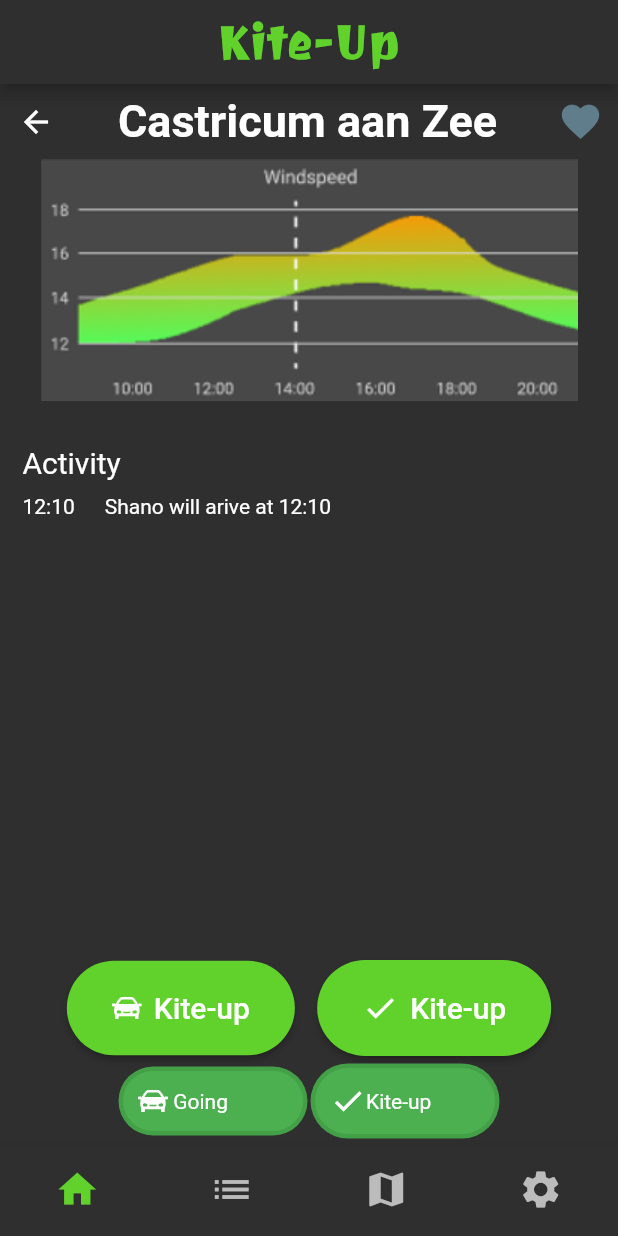
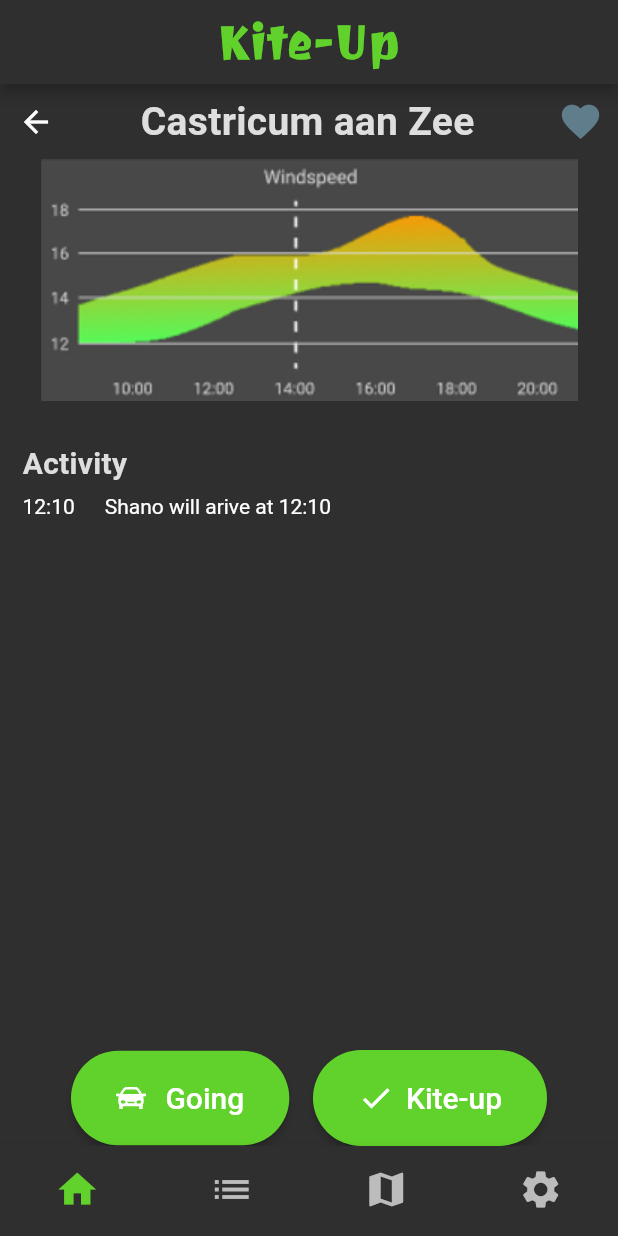
Before and after one commit to KevinBreurken/HvA-Project-MAD-Kite, a Flutter app: the screen it shows after launch, after a tap on an icon or button, on a phone screen of 412 x 824 dp. Run offline on Flutter 3.47's test engine with Material 2 defaults, Android fonts, the phone set to English and light mode, and no system bars; our stand-ins replace flutter_rating_bar, flutter_svg, shared_preferences, stop_watch_timer.

Commit message:
Updated locationinfoplace to link to theming

```diff
--- a/lib/page/location_info_place.dart
+++ b/lib/page/location_info_place.dart
@@ -76,10 +76,7 @@ class _LocationInfoPageState extends State<KiteupLocationPage> {
                 else
                   Container(),
                 Text(_selectedLocationNotifier.selectedLocation.locationName,
-                    style: TextStyle(
-                        color: DARK_PRIMARY_TEXT,
-                        fontSize: 30,
-                        fontWeight: FontWeight.bold)),
+                    style: Theme.of(context).textTheme.headlineLarge),
                 Container(
                   margin: const EdgeInsets.all(10),
                   child: const Icon(
@@ -96,11 +93,8 @@ class _LocationInfoPageState extends State<KiteupLocationPage> {
                 alignment: Alignment.centerLeft,
                 child: Container(
                     margin: const EdgeInsetsDirectional.fromSTEB(15, 30, 0, 0),
-                    child: const Text("Activity",
-                        style: TextStyle(
-                          color: Colors.white,
-                          fontSize: 20,
-                        )))),
+                    child: Text("Activity",
+                      style: Theme.of(context).textTheme.titleLarge))),
             Expanded(
               child: SizedBox(
                 height: 200,
@@ -111,9 +105,11 @@ class _LocationInfoPageState extends State<KiteupLocationPage> {
                       height: 25,
                       child: Center(child: Row(
                         children: [
-                          Text(event.createdAt.hour.toString() + ":" + event.createdAt.minute.toString(), style: const TextStyle(color: Colors.white)),
+                          Text(event.createdAt.hour.toString() + ":" + event.createdAt.minute.toString(),
+                              style: Theme.of(context).textTheme.bodyMedium),
                           const SizedBox(width: 20),
-                          Text(event.user.name + " will arive at " + (event.datetime!.hour.toString() + ":" + event.datetime!.minute.toString()), style: const TextStyle(color: Colors.white)),
+                          Text(event.user.name + " will arive at " + (event.datetime!.hour.toString() + ":" + event.datetime!.minute.toString()),
+                              style: Theme.of(context).textTheme.bodyMedium),
                         ],
                       )),
                     );
@@ -130,7 +126,7 @@ class _LocationInfoPageState extends State<KiteupLocationPage> {
           ElevatedButton.icon(
             onPressed: (){_selectTime(context, _kiteupStatusNotifier, _selectedLocationNotifier);},
             label: Text(
-              "Kite-up",
+              goingText,
               style: TextStyle(color: BUTTON_PRIMARY_TEXT, fontSize: 20),
             ),
             icon: SvgPicture.asset(
@@ -187,85 +183,6 @@ class _LocationInfoPageState extends State<KiteupLocationPage> {
       Spacer(flex: 3),
       ],
     ),
-            ButtonBar(
-              mainAxisSize: MainAxisSize.min,
-              buttonHeight: 10,
-              children: [
-                GestureDetector(
-                  onTap: () {
-                    _selectTime(context, _kiteupStatusNotifier, _selectedLocationNotifier);
-                  },
-                  child: Container(
-                    width: 120,
-                    decoration: BoxDecoration(
-                      borderRadius: BorderRadius.circular(30),
-                      color: Colors.green,
-                      boxShadow: [
-                        BoxShadow(
-                            color: Colors.green.shade600, spreadRadius: 3),
-                      ],
-                    ),
-                    padding: const EdgeInsets.all(10),
-                    child: Row(
-                      children: [
-                        SvgPicture.asset(
-                          "assets/status_car.svg",
-                          width: 20,
-                          color: Colors.white,
-                        ),
-                        Text(goingText,
-                            style: const TextStyle(color: Colors.white)),
-                      ],
-                    ),
-                  ),
-                ),
-                GestureDetector(
-                  onTap: () async {
-                    var sessionData = await showDialog(
-                        context: context,
-                        builder: (context) {
-                          return ModalSession();
-                        });
-
-                    if (sessionData[0] != null &&
-                        sessionData[1] != null &&
-                        sessionData[2] != null) {
-                      var endDateTime =
-                          DateTime.now().add(Duration(seconds: sessionData[2]));
-                      var storage = await SharedPreferences.getInstance();
-                      await storage.setString('kiteup-status', 'Gear-Up');
-                      await storage.setString(
-                          'kiteup-preparation-time', endDateTime.toString());
-                      await storage.setString(
-                          'kiteup-board-data',
-                          boardSizes[sessionData[0]] +
-                              ', ' +
-                              boardTypes[sessionData[1]]);
-                      Navigator.pushNamed(context, 'kiteup_status_page');
-                    }
-                  },
-                  child: Container(
-                    width: 120,
-                    decoration: BoxDecoration(
-                      borderRadius: BorderRadius.circular(30),
-                      color: Colors.green,
-                      boxShadow: [
-                        BoxShadow(
-                            color: Colors.green.shade600, spreadRadius: 3),
-                      ],
-                    ),
-                    padding: const EdgeInsets.all(10),
-                    child: Row(
-                      children: const [
-                        Icon(Icons.check, color: Colors.white),
-                        Text("Kite-up",
-                            style: TextStyle(color: Colors.white)),
-                      ],
-                    ),
-                  ),
-                )
-              ],
-            )
           ]),
         ));
   }
--- a/lib/theme/custom_theme.dart
+++ b/lib/theme/custom_theme.dart
@@ -12,6 +12,12 @@ ThemeData customDarkTheme() {
   return darkTheme.copyWith(
     scaffoldBackgroundColor: DARK_BACKGROUND_PRIMARY,
     textTheme: darkTheme.textTheme.copyWith(
+        headlineLarge: TextStyle(
+            color: DARK_SECONDARY_TEXT,
+            fontSize: 26,
+            fontWeight: FontWeight.bold,
+            fontFamily: 'Roboto',
+            letterSpacing: 0.2),
         titleLarge: TextStyle(
             color: DARK_SECONDARY_TEXT,
             fontSize: 20,
@@ -27,6 +33,8 @@ ThemeData customDarkTheme() {
             color: DARK_PRIMARY_TEXT, fontWeight: FontWeight.w200,fontSize: 20, fontFamily: 'Roboto'),
         bodySmall: TextStyle(
             color: DARK_BODY_SMALL, fontSize: 14, fontFamily: 'Roboto'),
+        bodyMedium: TextStyle(
+            color: DARK_PRIMARY_TEXT, fontSize: 14, fontFamily: 'Roboto'),
         displaySmall: TextStyle(color: DARK_PRIMARY_TEXT, fontSize: 16),
         displayMedium: TextStyle(
           color: DARK_PRIMARY_TEXT,
```
Also changed, not shown: lib/dummy data/locations.dart (+8 -8 lines), lib/widgets/item_location.dart (+4 -4 lines).
